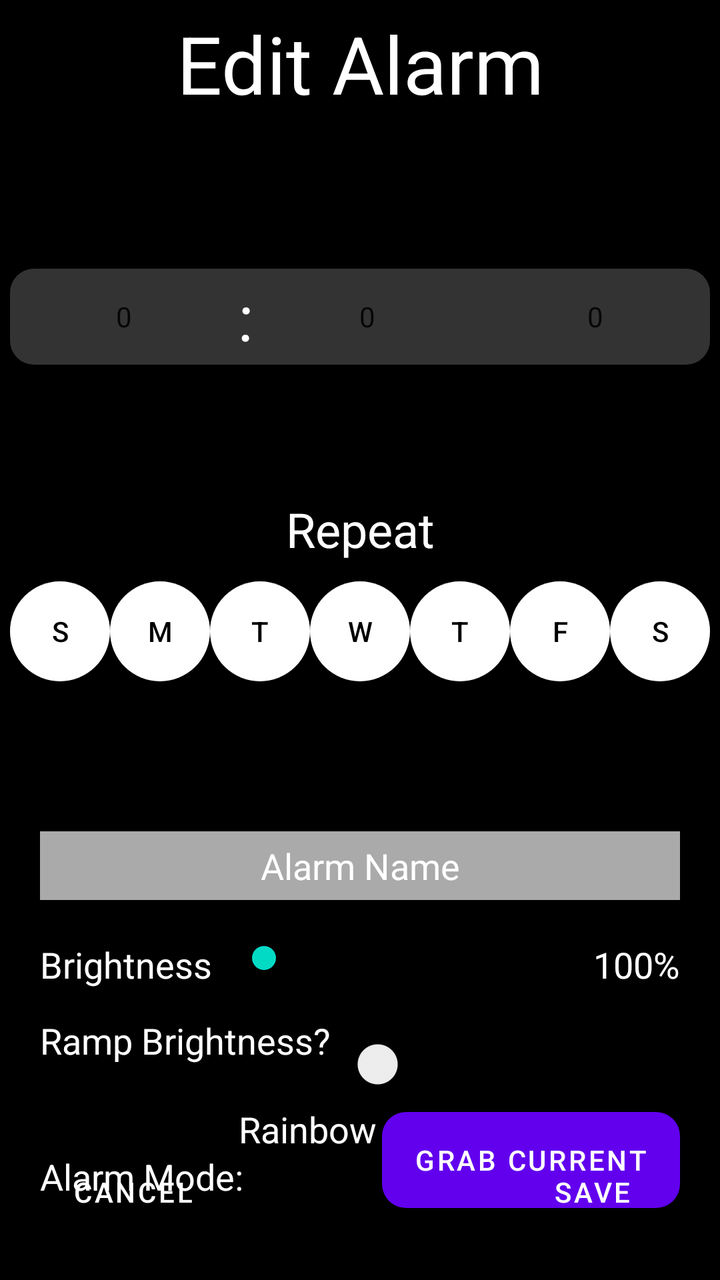
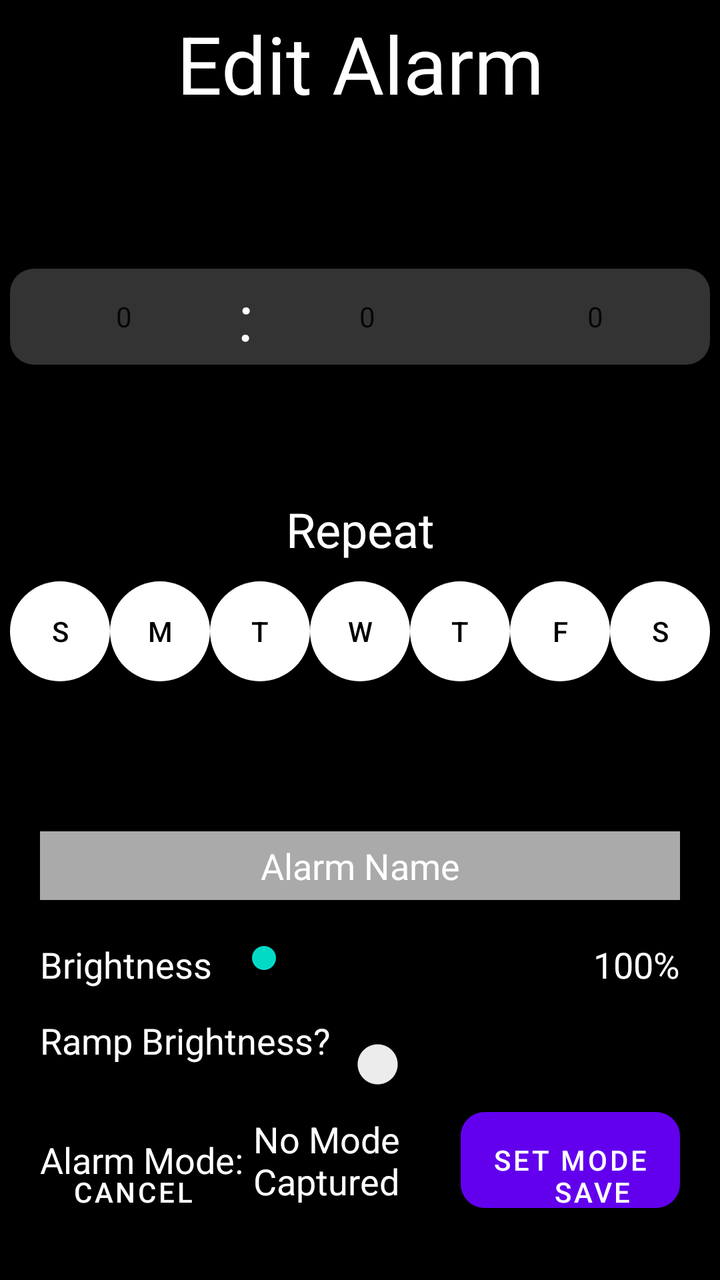

Before-and-after screenshots of an Android layout around one commit, followed by the original layout XML and the change that was made.
<!-- AndroidManifest.xml: application theme DarkAppTheme -->
<!-- res/layout/alarm_editor.xml -->
<?xml version="1.0" encoding="utf-8"?>
<androidx.constraintlayout.widget.ConstraintLayout xmlns:android="http://schemas.android.com/apk/res/android"
    xmlns:app="http://schemas.android.com/apk/res-auto"
    android:layout_width="match_parent"
    android:layout_height="match_parent">

    <TextView
        android:id="@+id/editor_name"
        android:layout_width="wrap_content"
        android:layout_height="wrap_content"
        android:layout_marginTop="5dp"
        android:text="Edit Alarm"
        android:textAlignment="center"
        android:textColor="@color/white"
        android:textSize="40sp"
        app:layout_constraintEnd_toEndOf="parent"
        app:layout_constraintStart_toStartOf="parent"
        app:layout_constraintTop_toTopOf="parent" />

    
    
    <FrameLayout
        android:id="@+id/time_picker_container"
        android:layout_width="0dp"
        android:layout_height="wrap_content"
        android:layout_marginTop="10dp"
        app:layout_constraintStart_toStartOf="parent"
        app:layout_constraintEnd_toEndOf="parent"
        app:layout_constraintTop_toBottomOf="@id/editor_name">

        
        <View
            android:layout_width="match_parent"
            android:layout_height="48dp"
            android:layout_gravity="center"
            android:layout_marginStart="5dp"
            android:layout_marginEnd="5dp"
            android:background="@drawable/rounded_picker_background" />

        
        <LinearLayout
            android:layout_width="match_parent"
            android:layout_height="match_parent"
            android:layout_gravity="center"
            android:gravity="center"
            android:orientation="horizontal"
            android:paddingHorizontal="10dp"
            android:background="@drawable/transparent_background">

            
            <NumberPicker
                android:id="@+id/hour_picker"
                android:layout_width="0dp"
                android:layout_height="wrap_content"
                android:layout_weight="1"
                android:background="@drawable/transparent_background"
                android:gravity="center"
                android:selectionDividerHeight="0dp"
                android:textColor="@color/white"
                android:layout_marginEnd="5dp" />

            
            <TextView
                android:id="@+id/colon"
                android:layout_width="wrap_content"
                android:layout_height="wrap_content"
                android:text=":"
                android:textColor="@color/white"
                android:textSize="32sp"
                android:layout_marginEnd="5dp"
                android:background="@drawable/transparent_background"/>

            
            <NumberPicker
                android:id="@+id/minute_picker"
                android:layout_width="0dp"
                android:layout_height="wrap_content"
                android:layout_weight="1"
                android:background="@drawable/transparent_background"
                android:gravity="center"
                android:selectionDividerHeight="0dp"
                android:textColor="@color/white"
                android:layout_marginEnd="10dp" />

            
            <NumberPicker
                android:id="@+id/ampm_picker"
                android:layout_width="0dp"
                android:layout_height="wrap_content"
                android:layout_weight="1"
                android:background="@drawable/transparent_background"
                android:gravity="center"
                android:selectionDividerHeight="0dp"
                android:textColor="@color/white" />
        </LinearLayout>
    </FrameLayout>


    <TextView
        android:id="@+id/repeat_label"
        android:layout_width="wrap_content"
        android:layout_height="wrap_content"
        android:text="Repeat"
        android:textColor="@color/white"
        android:textSize="24sp"
        app:layout_constraintEnd_toEndOf="parent"
        app:layout_constraintStart_toStartOf="parent"
        app:layout_constraintTop_toBottomOf="@id/time_picker_container" />

    
    <LinearLayout
        android:id="@+id/repeat_container"
        android:layout_width="wrap_content"
        android:layout_height="wrap_content"
        android:layout_marginTop="10dp"
        android:gravity="center"
        android:orientation="horizontal"
        app:layout_constraintEnd_toEndOf="parent"
        app:layout_constraintStart_toStartOf="parent"
        app:layout_constraintTop_toBottomOf="@id/repeat_label">

        <androidx.appcompat.widget.AppCompatButton
            android:id="@+id/day1"
            android:layout_width="@dimen/daySize"
            android:layout_height="@dimen/daySize"
            android:background="@drawable/dow_button_shape_off"
            android:text="S"
            android:textColor="@color/black" />

        <androidx.appcompat.widget.AppCompatButton
            android:id="@+id/day2"
            android:layout_width="@dimen/daySize"
            android:layout_height="@dimen/daySize"
            android:background="@drawable/dow_button_shape_off"
            android:text="M"
            android:textColor="@color/black" />

        <androidx.appcompat.widget.AppCompatButton
            android:id="@+id/day3"
            android:layout_width="@dimen/daySize"
            android:layout_height="@dimen/daySize"
            android:background="@drawable/dow_button_shape_off"
            android:text="T"
            android:textColor="@color/black" />

        <androidx.appcompat.widget.AppCompatButton
            android:id="@+id/day4"
            android:layout_width="@dimen/daySize"
            android:layout_height="@dimen/daySize"
            android:background="@drawable/dow_button_shape_off"
            android:text="W"
            android:textColor="@color/black" />

        <androidx.appcompat.widget.AppCompatButton
            android:id="@+id/day5"
            android:layout_width="@dimen/daySize"
            android:layout_height="@dimen/daySize"
            android:background="@drawable/dow_button_shape_off"
            android:text="T"
            android:textColor="@color/black" />

        <androidx.appcompat.widget.AppCompatButton
            android:id="@+id/day6"
            android:layout_width="@dimen/daySize"
            android:layout_height="@dimen/daySize"
            android:background="@drawable/dow_button_shape_off"
            android:text="F"
            android:textColor="@color/black" />

        <androidx.appcompat.widget.AppCompatButton
            android:id="@+id/day7"
            android:layout_width="@dimen/daySize"
            android:layout_height="@dimen/daySize"
            android:background="@drawable/dow_button_shape_off"
            android:text="S"
            android:textColor="@color/black" />
    </LinearLayout>

    
    <View
        android:id="@+id/divider"
        android:layout_width="match_parent"
        android:layout_height="5dp"
        android:background="?android:attr/listDivider"
        android:layout_marginTop="10dp"
        app:layout_constraintEnd_toEndOf="parent"
        app:layout_constraintStart_toStartOf="parent"
        app:layout_constraintTop_toBottomOf="@id/repeat_container" />

    <EditText
        android:id="@+id/alarmName"
        android:layout_width="match_parent"
        android:layout_height="wrap_content"
        android:background="@android:color/darker_gray"
        android:ems="10"
        android:hapticFeedbackEnabled="true"
        android:inputType="text"
        android:paddingTop="5dp"
        android:paddingBottom="5dp"
        android:text="Alarm Name"
        android:textAlignment="center"
        android:textColor="#FFFFFF"
        android:textColorHint="#A5A5A5"
        app:layout_constraintTop_toBottomOf="@id/divider"
        app:layout_constraintStart_toStartOf="parent"
        app:layout_constraintEnd_toEndOf="parent"
        android:layout_marginTop="60dp"
        android:layout_marginStart="20dp"
        android:layout_marginEnd="20dp"/>

    <TextView
        android:id="@+id/brightness_label"
        android:layout_width="wrap_content"
        android:layout_height="wrap_content"
        android:text="Brightness"
        android:textColor="@color/white"
        android:textSize="18sp"
        app:layout_constraintTop_toBottomOf="@id/alarmName"
        app:layout_constraintStart_toStartOf="parent"
        android:layout_marginTop="20dp"
        android:layout_marginStart="20dp"/>

    <SeekBar
        android:id="@+id/brightness"
        android:layout_width="0dp"
        android:layout_height="wrap_content"
        android:layout_marginEnd="10dp"
        app:layout_constraintTop_toBottomOf="@id/alarmName"
        app:layout_constraintStart_toEndOf="@id/brightness_label"
        app:layout_constraintEnd_toStartOf="@id/brightVal"
        android:layout_marginTop="20dp"
        android:layout_marginStart="10dp"/>

    <TextView
        android:id="@+id/brightVal"
        android:layout_width="wrap_content"
        android:layout_height="wrap_content"
        android:text="100%"
        android:textColor="@color/white"
        android:textSize="18sp"
        app:layout_constraintTop_toBottomOf="@id/alarmName"
        app:layout_constraintStart_toEndOf="@id/brightness"
        app:layout_constraintEnd_toEndOf="parent"
        android:layout_marginTop="20dp"
        android:layout_marginEnd="20dp"/>

    
    <TextView
        android:id="@+id/ramp_brightness_label"
        android:layout_width="wrap_content"
        android:layout_height="wrap_content"
        android:text="Ramp Brightness?"
        android:textColor="@color/white"
        android:textSize="18sp"
        app:layout_constraintTop_toBottomOf="@id/brightness"
        app:layout_constraintStart_toStartOf="parent"
        android:layout_marginTop="20dp"
        android:layout_marginStart="20dp"/>

    <androidx.appcompat.widget.SwitchCompat
        android:id="@+id/ramp_brightness"
        android:layout_width="wrap_content"
        android:layout_height="wrap_content"
        app:layout_constraintTop_toBottomOf="@id/brightness"
        app:layout_constraintStart_toEndOf="@id/ramp_brightness_label"
        android:layout_marginStart="5dp"
        android:layout_marginTop="20dp" />


    
    <TextView
        android:id="@+id/alarm_mode_label"
        android:layout_width="wrap_content"
        android:layout_height="wrap_content"
        android:text="Alarm Mode:"
        android:textColor="@color/white"
        android:textSize="18sp"
        app:layout_constraintTop_toBottomOf="@id/ramp_brightness"
        app:layout_constraintStart_toStartOf="parent"
        android:layout_marginTop="20dp"
        android:layout_marginStart="20dp"/>

    <TextView
        android:id="@+id/alarm_mode"
        android:layout_width="wrap_content"
        android:layout_height="wrap_content"
        android:text="Rainbow"
        android:textColor="@color/white"
        android:textSize="18sp"
        app:layout_constraintTop_toBottomOf="@id/ramp_brightness_label"
        app:layout_constraintStart_toEndOf="@id/alarm_mode_label"
        app:layout_constraintEnd_toStartOf="@id/grab_current"
        android:layout_marginTop="20dp"
        android:layout_marginEnd="5dp" />

    <Button
        android:id="@+id/grab_current"
        android:layout_width="wrap_content"
        android:layout_height="wrap_content"
        android:text="Grab Current"
        android:textColor="@color/white"
        android:background="@drawable/rounded_picker_background"
        app:layout_constraintTop_toBottomOf="@id/ramp_brightness"
        app:layout_constraintEnd_toEndOf="parent"
        android:layout_marginEnd="20dp" />

    
    <Button
        android:id="@+id/cancel"
        android:layout_width="wrap_content"
        android:layout_height="wrap_content"
        android:text="Cancel"
        android:textColor="@color/white"
        app:layout_constraintBottom_toBottomOf="parent"
        app:layout_constraintStart_toStartOf="parent"
        android:background="@drawable/transparent_background"
        android:layout_marginBottom="20dp"
        android:layout_marginStart="20dp" />

    <Button
        android:id="@+id/save"
        android:layout_width="wrap_content"
        android:layout_height="wrap_content"
        android:text="Save"
        android:textColor="@color/white"
        app:layout_constraintBottom_toBottomOf="parent"
        android:background="@drawable/transparent_background"
        app:layout_constraintEnd_toEndOf="parent"
        android:layout_marginBottom="20dp"
        android:layout_marginEnd="20dp" />

</androidx.constraintlayout.widget.ConstraintLayout>
<!-- resources referenced by this layout -->
<resources>
  <color name="black">#FF000000</color>
  <color name="white">#FFFFFFFF</color>
  <dimen name="daySize">50dp</dimen>
  <!-- drawable dow_button_shape_off (drawable) -->
  <?xml version="1.0" encoding="utf-8"?>
  <shape xmlns:android="http://schemas.android.com/apk/res/android">
      <solid android:color="@color/white" /> 
      <corners android:radius="400dp" />
  </shape>
  <!-- drawable rounded_picker_background (drawable) -->
  <?xml version="1.0" encoding="utf-8"?>
  <shape xmlns:android="http://schemas.android.com/apk/res/android"
      android:shape="rectangle">
      <corners android:radius="12dp"/>
      <solid android:color="@color/dark_gray"/>
  </shape>
  <!-- drawable transparent_background (drawable) -->
  <layer-list xmlns:android="http://schemas.android.com/apk/res/android">
      <item android:drawable="@android:color/transparent" />
  </layer-list>
  <style name="DarkAppTheme" parent="Theme.MaterialComponents.DayNight">
          <item name="windowActionBar">false</item>
          <item name="android:background">@color/black</item>
          <item name="windowNoTitle">true</item>
          <item name="android:windowSplashScreenBackground">@color/black</item>
          <item name="android:windowSplashScreenAnimatedIcon">@drawable/off_icon</item>
          <item name="postSplashScreenTheme">@style/DarkAppTheme</item>
      </style>
  <color name="dark_gray">#333333</color>
  <!-- drawable off_icon: png bitmap (drawable, 113657 bytes) -->
</resources>

<!-- the commit's change to res/layout/alarm_editor.xml (unified diff, before → after) -->
@@ -24,8 +24,8 @@
         android:layout_width="0dp"
         android:layout_height="wrap_content"
         android:layout_marginTop="10dp"
-        app:layout_constraintStart_toStartOf="parent"
-        app:layout_constraintEnd_toEndOf="parent"
+        app:layout_constraintEnd_toEndOf="parent"
+        app:layout_constraintStart_toStartOf="parent"
         app:layout_constraintTop_toBottomOf="@id/editor_name">
 
         
@@ -42,45 +42,45 @@
             android:layout_width="match_parent"
             android:layout_height="match_parent"
             android:layout_gravity="center"
+            android:background="@drawable/transparent_background"
             android:gravity="center"
             android:orientation="horizontal"
-            android:paddingHorizontal="10dp"
-            android:background="@drawable/transparent_background">
+            android:paddingHorizontal="10dp">
 
             
             <NumberPicker
                 android:id="@+id/hour_picker"
                 android:layout_width="0dp"
                 android:layout_height="wrap_content"
+                android:layout_marginEnd="5dp"
                 android:layout_weight="1"
                 android:background="@drawable/transparent_background"
                 android:gravity="center"
                 android:selectionDividerHeight="0dp"
-                android:textColor="@color/white"
-                android:layout_marginEnd="5dp" />
+                android:textColor="@color/white" />
 
             
             <TextView
                 android:id="@+id/colon"
                 android:layout_width="wrap_content"
                 android:layout_height="wrap_content"
+                android:layout_marginEnd="5dp"
+                android:background="@drawable/transparent_background"
                 android:text=":"
                 android:textColor="@color/white"
-                android:textSize="32sp"
-                android:layout_marginEnd="5dp"
-                android:background="@drawable/transparent_background"/>
+                android:textSize="32sp" />
 
             
             <NumberPicker
                 android:id="@+id/minute_picker"
                 android:layout_width="0dp"
                 android:layout_height="wrap_content"
+                android:layout_marginEnd="10dp"
                 android:layout_weight="1"
                 android:background="@drawable/transparent_background"
                 android:gravity="center"
                 android:selectionDividerHeight="0dp"
-                android:textColor="@color/white"
-                android:layout_marginEnd="10dp" />
+                android:textColor="@color/white" />
 
             
             <NumberPicker
@@ -181,8 +181,8 @@
         android:id="@+id/divider"
         android:layout_width="match_parent"
         android:layout_height="5dp"
+        android:layout_marginTop="10dp"
         android:background="?android:attr/listDivider"
-        android:layout_marginTop="10dp"
         app:layout_constraintEnd_toEndOf="parent"
         app:layout_constraintStart_toStartOf="parent"
         app:layout_constraintTop_toBottomOf="@id/repeat_container" />
@@ -191,6 +191,9 @@
         android:id="@+id/alarmName"
         android:layout_width="match_parent"
         android:layout_height="wrap_content"
+        android:layout_marginStart="20dp"
+        android:layout_marginTop="60dp"
+        android:layout_marginEnd="20dp"
         android:background="@android:color/darker_gray"
         android:ems="10"
         android:hapticFeedbackEnabled="true"
@@ -201,132 +204,137 @@
         android:textAlignment="center"
         android:textColor="#FFFFFF"
         android:textColorHint="#A5A5A5"
-        app:layout_constraintTop_toBottomOf="@id/divider"
-        app:layout_constraintStart_toStartOf="parent"
-        app:layout_constraintEnd_toEndOf="parent"
-        android:layout_marginTop="60dp"
-        android:layout_marginStart="20dp"
-        android:layout_marginEnd="20dp"/>
+        app:layout_constraintEnd_toEndOf="parent"
+        app:layout_constraintStart_toStartOf="parent"
+        app:layout_constraintTop_toBottomOf="@id/divider" />
 
     <TextView
         android:id="@+id/brightness_label"
         android:layout_width="wrap_content"
         android:layout_height="wrap_content"
+        android:layout_marginStart="20dp"
+        android:layout_marginTop="20dp"
         android:text="Brightness"
         android:textColor="@color/white"
         android:textSize="18sp"
-        app:layout_constraintTop_toBottomOf="@id/alarmName"
-        app:layout_constraintStart_toStartOf="parent"
-        android:layout_marginTop="20dp"
-        android:layout_marginStart="20dp"/>
+        app:layout_constraintStart_toStartOf="parent"
+        app:layout_constraintTop_toBottomOf="@id/alarmName" />
 
     <SeekBar
         android:id="@+id/brightness"
         android:layout_width="0dp"
         android:layout_height="wrap_content"
+        android:layout_marginStart="10dp"
+        android:layout_marginTop="20dp"
         android:layout_marginEnd="10dp"
-        app:layout_constraintTop_toBottomOf="@id/alarmName"
+        app:layout_constraintEnd_toStartOf="@id/brightVal"
         app:layout_constraintStart_toEndOf="@id/brightness_label"
-        app:layout_constraintEnd_toStartOf="@id/brightVal"
-        android:layout_marginTop="20dp"
-        android:layout_marginStart="10dp"/>
+        app:layout_constraintTop_toBottomOf="@id/alarmName" />
 
     <TextView
         android:id="@+id/brightVal"
         android:layout_width="wrap_content"
         android:layout_height="wrap_content"
+        android:layout_marginTop="20dp"
+        android:layout_marginEnd="20dp"
         android:text="100%"
         android:textColor="@color/white"
         android:textSize="18sp"
-        app:layout_constraintTop_toBottomOf="@id/alarmName"
+        app:layout_constraintEnd_toEndOf="parent"
         app:layout_constraintStart_toEndOf="@id/brightness"
-        app:layout_constraintEnd_toEndOf="parent"
-        android:layout_marginTop="20dp"
-        android:layout_marginEnd="20dp"/>
+        app:layout_constraintTop_toBottomOf="@id/alarmName" />
 
     
     <TextView
         android:id="@+id/ramp_brightness_label"
         android:layout_width="wrap_content"
         android:layout_height="wrap_content"
+        android:layout_marginStart="20dp"
+        android:layout_marginTop="20dp"
         android:text="Ramp Brightness?"
         android:textColor="@color/white"
         android:textSize="18sp"
-        app:layout_constraintTop_toBottomOf="@id/brightness"
-        app:layout_constraintStart_toStartOf="parent"
-        android:layout_marginTop="20dp"
-        android:layout_marginStart="20dp"/>
+        app:layout_constraintStart_toStartOf="parent"
+        app:layout_constraintTop_toBottomOf="@id/brightness" />
 
     <androidx.appcompat.widget.SwitchCompat
         android:id="@+id/ramp_brightness"
         android:layout_width="wrap_content"
         android:layout_height="wrap_content"
-        app:layout_constraintTop_toBottomOf="@id/brightness"
+        android:layout_marginStart="5dp"
+        android:layout_marginTop="20dp"
         app:layout_constraintStart_toEndOf="@id/ramp_brightness_label"
-        android:layout_marginStart="5dp"
-        android:layout_marginTop="20dp" />
-
-
-    
-    <TextView
-        android:id="@+id/alarm_mode_label"
-        android:layout_width="wrap_content"
-        android:layout_height="wrap_content"
-        android:text="Alarm Mode:"
-        android:textColor="@color/white"
-        android:textSize="18sp"
-        app:layout_constraintTop_toBottomOf="@id/ramp_brightness"
-        app:layout_constraintStart_toStartOf="parent"
-        android:layout_marginTop="20dp"
-        android:layout_marginStart="20dp"/>
-
-    <TextView
-        android:id="@+id/alarm_mode"
-        android:layout_width="wrap_content"
-        android:layout_height="wrap_content"
-        android:text="Rainbow"
-        android:textColor="@color/white"
-        android:textSize="18sp"
-        app:layout_constraintTop_toBottomOf="@id/ramp_brightness_label"
-        app:layout_constraintStart_toEndOf="@id/alarm_mode_label"
-        app:layout_constraintEnd_toStartOf="@id/grab_current"
-        android:layout_marginTop="20dp"
-        android:layout_marginEnd="5dp" />
-
-    <Button
-        android:id="@+id/grab_current"
-        android:layout_width="wrap_content"
-        android:layout_height="wrap_content"
-        android:text="Grab Current"
-        android:textColor="@color/white"
-        android:background="@drawable/rounded_picker_background"
-        app:layout_constraintTop_toBottomOf="@id/ramp_brightness"
-        app:layout_constraintEnd_toEndOf="parent"
-        android:layout_marginEnd="20dp" />
+        app:layout_constraintTop_toBottomOf="@id/brightness" />
+
+    <LinearLayout
+        android:layout_width="match_parent"
+        android:layout_height="wrap_content"
+        android:layout_marginStart="20dp"
+        android:layout_marginEnd="20dp"
+        android:gravity="end"
+        android:orientation="horizontal"
+        app:layout_constraintEnd_toEndOf="parent"
+        app:layout_constraintStart_toStartOf="parent"
+        app:layout_constraintTop_toBottomOf="@id/ramp_brightness">
+
+        <LinearLayout
+            android:layout_width="0dp"
+            android:layout_height="match_parent"
+            android:gravity="center_vertical"
+            android:layout_weight="1"
+            android:orientation="horizontal">
+
+            <TextView
+                android:id="@+id/alarm_mode_label"
+                android:layout_width="wrap_content"
+                android:layout_height="wrap_content"
+                android:text="Alarm Mode:"
+                android:textColor="@color/white"
+                android:textSize="18sp" />
+
+            <TextView
+                android:id="@+id/alarm_mode"
+                android:layout_width="wrap_content"
+                android:layout_height="wrap_content"
+                android:layout_marginStart="5dp"
+                android:text="No Mode Captured"
+                android:textColor="@color/white"
+                android:textSize="18sp" />
+        </LinearLayout>
+
+        <Button
+            android:id="@+id/setMode"
+            android:layout_width="wrap_content"
+            android:layout_height="wrap_content"
+            android:background="@drawable/rounded_picker_background"
+            android:text="Set Mode"
+            android:textColor="@color/white" />
+
+    </LinearLayout>
 
     
     <Button
         android:id="@+id/cancel"
         android:layout_width="wrap_content"
         android:layout_height="wrap_content"
+        android:layout_marginStart="20dp"
+        android:layout_marginBottom="20dp"
+        android:background="@drawable/transparent_background"
         android:text="Cancel"
         android:textColor="@color/white"
         app:layout_constraintBottom_toBottomOf="parent"
-        app:layout_constraintStart_toStartOf="parent"
-        android:background="@drawable/transparent_background"
-        android:layout_marginBottom="20dp"
-        android:layout_marginStart="20dp" />
+        app:layout_constraintStart_toStartOf="parent" />
 
     <Button
         android:id="@+id/save"
         android:layout_width="wrap_content"
         android:layout_height="wrap_content"
+        android:layout_marginEnd="20dp"
+        android:layout_marginBottom="20dp"
+        android:background="@drawable/transparent_background"
         android:text="Save"
         android:textColor="@color/white"
         app:layout_constraintBottom_toBottomOf="parent"
-        android:background="@drawable/transparent_background"
-        app:layout_constraintEnd_toEndOf="parent"
-        android:layout_marginBottom="20dp"
-        android:layout_marginEnd="20dp" />
+        app:layout_constraintEnd_toEndOf="parent" />
 
 </androidx.constraintlayout.widget.ConstraintLayout>
